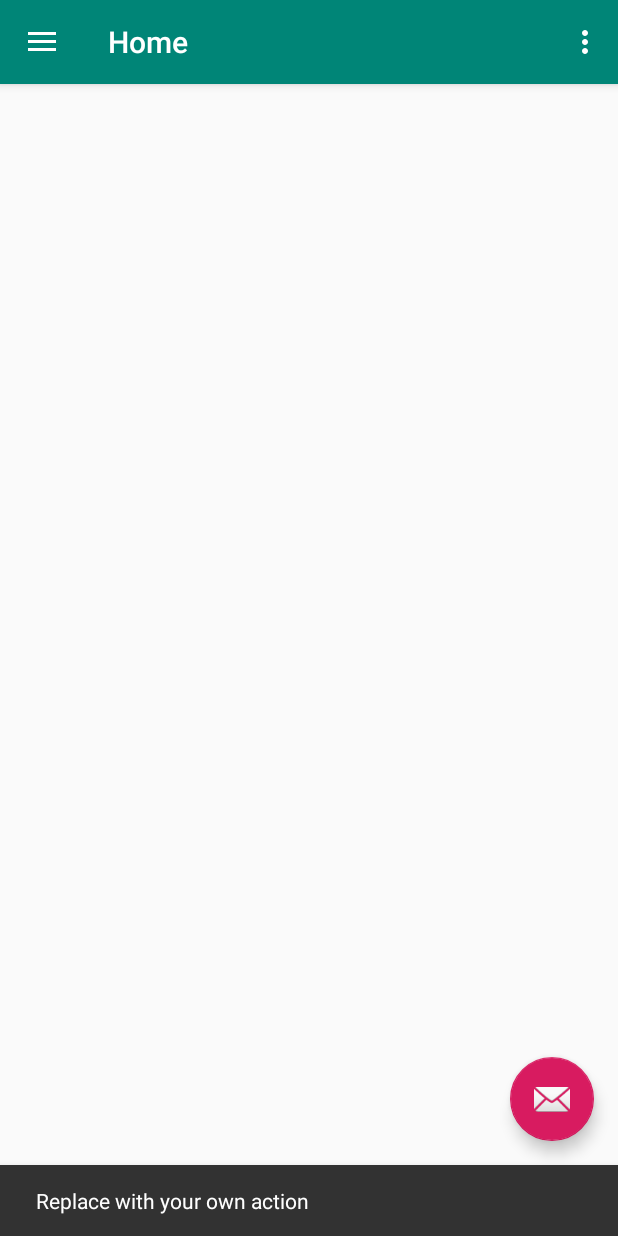
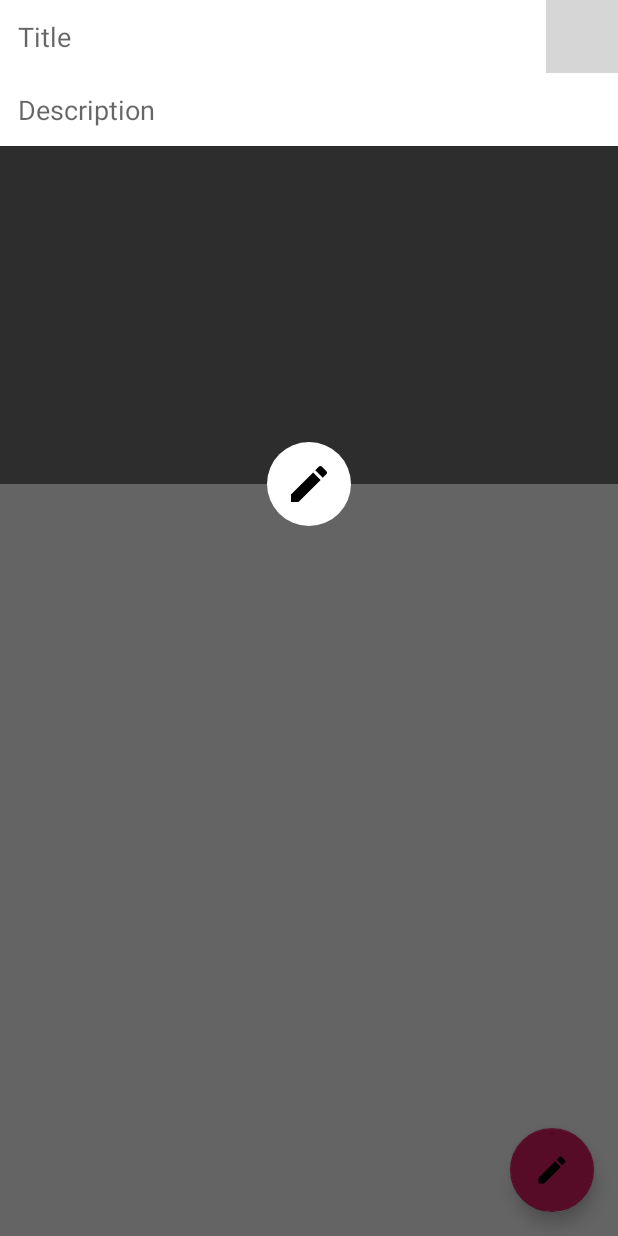
Before and after one commit to techhype/Cryptopediav1, an Android app: the screen it shows after launch once a user with an empty profile is signed in (Home), after a tap on an icon or button, on a phone screen of 412 x 824 dp. Run offline under Robolectric (Android 15) with nearby library versions, the phone set to English and light mode, and no system bars; our stand-ins replace Firebase (no records; nobody signed in at launch, a user with empty details on screens opened directly); pictures from the network do not load; grey boxes are pictures that could not be loaded.

Commit message:
DONE....ADD POST TO STORAGE

```diff
--- a/app/build.gradle
+++ b/app/build.gradle
@@ -37,6 +37,9 @@ dependencies {
     //Firebase Storage
     implementation 'com.google.firebase:firebase-storage:16.0.4'
 
+    //Firebase Storage
+    implementation 'com.google.firebase:firebase-database:16.0.4'
+
     //Glide
     implementation 'com.github.bumptech.glide:glide:4.9.0'
     annotationProcessor 'com.github.bumptech.glide:compiler:4.9.0'
--- a/app/src/main/java/com/example/cryptopedia/Activities/Home.java
+++ b/app/src/main/java/com/example/cryptopedia/Activities/Home.java
@@ -1,11 +1,19 @@
 package com.example.cryptopedia.Activities;
 
+import android.Manifest;
 import android.app.Dialog;
 import android.content.Intent;
+import android.content.pm.PackageManager;
+import android.graphics.Color;
+import android.graphics.drawable.ColorDrawable;
 import android.net.Uri;
 import android.os.Bundle;
+import android.support.annotation.NonNull;
 import android.support.design.widget.FloatingActionButton;
 import android.support.design.widget.Snackbar;
+import android.support.v4.app.ActivityCompat;
+import android.support.v4.content.ContextCompat;
+import android.view.Gravity;
 import android.view.View;
 import android.support.design.widget.NavigationView;
 import android.support.v4.view.GravityCompat;
@@ -18,14 +26,23 @@ import android.view.MenuItem;
 import android.widget.ImageView;
 import android.widget.ProgressBar;
 import android.widget.TextView;
+import android.widget.Toast;
 
 import com.bumptech.glide.Glide;
 import com.example.cryptopedia.Fragments.HomeFragment;
 import com.example.cryptopedia.Fragments.ProfileFragment;
 import com.example.cryptopedia.Fragments.SettingsFragment;
+import com.example.cryptopedia.Models.Post;
 import com.example.cryptopedia.R;
+import com.google.android.gms.tasks.OnFailureListener;
+import com.google.android.gms.tasks.OnSuccessListener;
 import com.google.firebase.auth.FirebaseAuth;
 import com.google.firebase.auth.FirebaseUser;
+import com.google.firebase.database.DatabaseReference;
+import com.google.firebase.database.FirebaseDatabase;
+import com.google.firebase.storage.FirebaseStorage;
+import com.google.firebase.storage.StorageReference;
+import com.google.firebase.storage.UploadTask;
 
 public class Home extends AppCompatActivity
         implements NavigationView.OnNavigationItemSelectedListener {
@@ -54,13 +71,16 @@ public class Home extends AppCompatActivity
         mAuth = FirebaseAuth.getInstance();
         currentUser = mAuth.getCurrentUser();
 
+        // ini popup
+        iniPopup();
+        setupPopupImageClick();
+
 
         FloatingActionButton fab = (FloatingActionButton) findViewById(R.id.fab);
         fab.setOnClickListener(new View.OnClickListener() {
             @Override
             public void onClick(View view) {
-                Snackbar.make(view, "Replace with your own action", Snackbar.LENGTH_LONG)
-                        .setAction("Action", null).show();
+                popAddPost.show();
             }
         });
 
@@ -75,6 +95,228 @@ public class Home extends AppCompatActivity
 
 
         updateNavHeader();
+
+    }
+
+    private void setupPopupImageClick() {
+
+
+        popupPostImage.setOnClickListener(new View.OnClickListener() {
+            @Override
+            public void onClick(View view) {
+                // here when image clicked we need to open the gallery
+                // before we open the gallery we need to check if our app have the access to user files
+                // we did this before in register activity I'm just going to copy the code to save time ...
+
+                checkAndRequestForPermission();
+
+
+            }
+        });
+
+
+
+    }
+
+
+    private void checkAndRequestForPermission() {
+
+
+        if (ContextCompat.checkSelfPermission(Home.this, Manifest.permission.READ_EXTERNAL_STORAGE)
+                != PackageManager.PERMISSION_GRANTED) {
+            if (ActivityCompat.shouldShowRequestPermissionRationale(Home.this, Manifest.permission.READ_EXTERNAL_STORAGE)) {
+
+                Toast.makeText(Home.this,"Please accept for required permission",Toast.LENGTH_SHORT).show();
+
+            }
+
+            else
+            {
+                ActivityCompat.requestPermissions(Home.this,
+                        new String[]{Manifest.permission.READ_EXTERNAL_STORAGE},
+                        PReqCode);
+            }
+
+        }
+        else
+            // everything goes well : we have permission to access user gallery
+            openGallery();
+
+    }
+
+
+
+
+
+    private void openGallery() {
+        //TODO: open gallery intent and wait for user to pick an image !
+
+        Intent galleryIntent = new Intent(Intent.ACTION_GET_CONTENT);
+        galleryIntent.setType("image/*");
+        startActivityForResult(galleryIntent,REQUESCODE);
+    }
+
+
+
+    // when user picked an image ...
+    @Override
+    protected void onActivityResult(int requestCode, int resultCode, Intent data) {
+        super.onActivityResult(requestCode, resultCode, data);
+
+        if (resultCode == RESULT_OK && requestCode == REQUESCODE && data != null ) {
+
+            // the user has successfully picked an image
+            // we need to save its reference to a Uri variable
+            pickedImgUri = data.getData() ;
+            popupPostImage.setImageURI(pickedImgUri);
+
+        }
+
+
+    }
+
+
+
+    private void iniPopup() {
+
+        popAddPost = new Dialog(this);
+        popAddPost.setContentView(R.layout.popup_add_post);
+        popAddPost.getWindow().setBackgroundDrawable(new ColorDrawable(Color.TRANSPARENT));
+        popAddPost.getWindow().setLayout(Toolbar.LayoutParams.MATCH_PARENT,Toolbar.LayoutParams.WRAP_CONTENT);
+        popAddPost.getWindow().getAttributes().gravity = Gravity.TOP;
+
+        // ini popup widgets
+        popupUserImage = popAddPost.findViewById(R.id.popup_user_image);
+        popupPostImage = popAddPost.findViewById(R.id.popup_img);
+        popupTitle = popAddPost.findViewById(R.id.popup_title);
+        popupDescription = popAddPost.findViewById(R.id.popup_description);
+        popupAddBtn = popAddPost.findViewById(R.id.popup_add);
+        popupClickProgress = popAddPost.findViewById(R.id.popup_progressBar);
+
+        // load Current user profile photo
+
+        Glide.with(Home.this).load(currentUser.getPhotoUrl()).into(popupUserImage);
+
+
+        // Add post click Listener
+
+        popupAddBtn.setOnClickListener(new View.OnClickListener() {
+            @Override
+            public void onClick(View view) {
+
+                popupAddBtn.setVisibility(View.INVISIBLE);
+                popupClickProgress.setVisibility(View.VISIBLE);
+
+                // we need to test all input fields (Title and description ) and post image
+
+                if (!popupTitle.getText().toString().isEmpty()
+                        && !popupDescription.getText().toString().isEmpty()
+                        && pickedImgUri != null ) {
+
+                    //everything is okey no empty or null value
+                    // TODO Create Post Object and add it to firebase database
+                    // first we need to upload post Image
+                    // access firebase storage
+                    StorageReference storageReference = FirebaseStorage.getInstance().getReference().child("blog_images");
+                    final StorageReference imageFilePath = storageReference.child(pickedImgUri.getLastPathSegment());
+                    imageFilePath.putFile(pickedImgUri).addOnSuccessListener(new OnSuccessListener<UploadTask.TaskSnapshot>() {
+                        @Override
+                        public void onSuccess(UploadTask.TaskSnapshot taskSnapshot) {
+
+                            imageFilePath.getDownloadUrl().addOnSuccessListener(new OnSuccessListener<Uri>() {
+                                @Override
+                                public void onSuccess(Uri uri) {
+                                    String imageDownlaodLink = uri.toString();
+                                    // create post Object
+                                    Post post = new Post(popupTitle.getText().toString(),
+                                            popupDescription.getText().toString(),
+                                            imageDownlaodLink,
+                                            currentUser.getUid(),
+                                            currentUser.getPhotoUrl().toString());
+
+                                    // Add post to firebase database
+
+                                    addPost(post);
+
+
+
+                                }
+                            }).addOnFailureListener(new OnFailureListener() {
+                                @Override
+                                public void onFailure(@NonNull Exception e) {
+                                    // something goes wrong uploading picture
+
+                                    showMessage(e.getMessage());
+                                    popupClickProgress.setVisibility(View.INVISIBLE);
+                                    popupAddBtn.setVisibility(View.VISIBLE);
+
+
+
+                                }
+                            });
+
+
+                        }
+                    });
+
+
+
+
+
+
+
+
+                }
+                else {
+                    showMessage("Please verify all input fields and choose Post Image") ;
+                    popupAddBtn.setVisibility(View.VISIBLE);
+                    popupClickProgress.setVisibility(View.INVISIBLE);
+
+                }
+
+
+
+            }
+        });
+
+
+
+
+
+    }
+
+
+    private void addPost(Post post) {
+
+        FirebaseDatabase database = FirebaseDatabase.getInstance();
+        DatabaseReference myRef = database.getReference("Posts").push();
+
+        // get post unique ID and upadte post key
+        String key = myRef.getKey();
+        post.setPostKey(key);
+
+
+        // add post data to firebase database
+
+        myRef.setValue(post).addOnSuccessListener(new OnSuccessListener<Void>() {
+            @Override
+            public void onSuccess(Void aVoid) {
+                showMessage("Post Added successfully");
+                popupClickProgress.setVisibility(View.INVISIBLE);
+                popupAddBtn.setVisibility(View.VISIBLE);
+                popAddPost.dismiss();
+            }
+        });
+
+
+
+
+
+    }
+
+    private void showMessage(String message) {
+
+        Toast.makeText(getApplicationContext(),message,Toast.LENGTH_LONG).show();
 
     }
 
--- /dev/null
+++ b/app/src/main/res/drawable/circle_bg.xml
@@ -0,0 +1,8 @@
+<?xml version="1.0" encoding="utf-8"?>
+<shape android:shape="oval"
+    xmlns:android="http://schemas.android.com/apk/res/android">
+
+
+    <solid android:color="#ffffff" />
+
+</shape>
--- /dev/null
+++ b/app/src/main/res/drawable/ic_create_black_24dp.xml
@@ -0,0 +1,9 @@
+<vector xmlns:android="http://schemas.android.com/apk/res/android"
+        android:width="24dp"
+        android:height="24dp"
+        android:viewportWidth="24.0"
+        android:viewportHeight="24.0">
+    <path
+        android:fillColor="#FF000000"
+        android:pathData="M3,17.25V21h3.75L17.81,9.94l-3.75,-3.75L3,17.25zM20.71,7.04c0.39,-0.39 0.39,-1.02 0,-1.41l-2.34,-2.34c-0.39,-0.39 -1.02,-0.39 -1.41,0l-1.83,1.83 3.75,3.75 1.83,-1.83z"/>
+</vector>
--- /dev/null
+++ b/app/src/main/res/drawable/popup_edittext_style.xml
@@ -0,0 +1,8 @@
+<?xml version="1.0" encoding="utf-8"?>
+<shape xmlns:android="http://schemas.android.com/apk/res/android">
+
+    <solid android:color="#ffffff" />
+    <padding android:top="12dp" android:right="12dp" android:left="12dp"
+        android:bottom="12dp" />
+
+</shape>
--- a/app/src/main/res/layout/app_bar_home.xml
+++ b/app/src/main/res/layout/app_bar_home.xml
@@ -28,6 +28,6 @@
         android:layout_height="wrap_content"
         android:layout_gravity="bottom|end"
         android:layout_margin="@dimen/fab_margin"
-        app:srcCompat="@android:drawable/ic_dialog_email" />
+        android:src="@drawable/ic_create_black_24dp" />
 
 </android.support.design.widget.CoordinatorLayout>
--- /dev/null
+++ b/app/src/main/res/layout/popup_add_post.xml
@@ -0,0 +1,89 @@
+<?xml version="1.0" encoding="utf-8"?>
+<android.support.constraint.ConstraintLayout
+    xmlns:android="http://schemas.android.com/apk/res/android"
+    xmlns:app="http://schemas.android.com/apk/res-auto"
+    xmlns:tools="http://schemas.android.com/tools"
+    android:layout_width="match_parent"
+    android:layout_height="wrap_content">
+
+
+    <ImageView
+        android:padding="8dp"
+        android:background="#ffffff"
+        android:id="@+id/popup_user_image"
+        android:layout_width="48dp"
+        android:layout_height="0dp"
+        app:layout_constraintBottom_toTopOf="@+id/popup_description"
+        app:layout_constraintEnd_toEndOf="parent"
+        app:layout_constraintStart_toEndOf="@+id/popup_title"
+        app:layout_constraintTop_toTopOf="parent"
+        tools:srcCompat="@tools:sample/avatars" />
+
+    <EditText
+        android:background="@drawable/popup_edittext_style"
+        android:id="@+id/popup_title"
+        android:layout_width="0dp"
+        android:layout_height="wrap_content"
+        android:ems="10"
+        android:inputType="textPersonName"
+        android:hint="Title"
+        app:layout_constraintEnd_toStartOf="@+id/popup_user_image"
+        app:layout_constraintStart_toStartOf="parent"
+        app:layout_constraintTop_toTopOf="parent" />
+
+    <EditText
+        android:hint="Description"
+        android:background="@drawable/popup_edittext_style"
+        android:id="@+id/popup_description"
+        android:layout_width="0dp"
+        android:layout_height="wrap_content"
+        android:ems="10"
+        android:inputType="textPersonName"
+        app:layout_constraintEnd_toEndOf="parent"
+        app:layout_constraintStart_toStartOf="parent"
+        app:layout_constraintTop_toBottomOf="@+id/popup_title" />
+
+    <ImageView
+        android:background="#2d2d2d"
+
+        android:id="@+id/popup_img"
+        android:layout_width="0dp"
+        android:layout_height="225dp"
+        android:scaleType="centerCrop"
+        app:layout_constraintEnd_toEndOf="parent"
+        app:layout_constraintHorizontal_bias="0.0"
+        app:layout_constraintStart_toStartOf="parent"
+        app:layout_constraintTop_toBottomOf="@+id/popup_description"
+        tools:srcCompat="@tools:sample/backgrounds/scenic" />
+
+    <ImageView
+
+        android:id="@+id/popup_add"
+        android:layout_width="56dp"
+        android:layout_height="56dp"
+        android:layout_marginStart="8dp"
+        android:layout_marginLeft="8dp"
+        android:layout_marginTop="8dp"
+        android:layout_marginEnd="8dp"
+        android:layout_marginRight="8dp"
+        android:background="@drawable/circle_bg"
+        android:padding="12dp"
+        app:layout_constraintBottom_toBottomOf="@+id/popup_img"
+        app:layout_constraintEnd_toEndOf="parent"
+        app:layout_constraintStart_toStartOf="parent"
+        app:layout_constraintTop_toBottomOf="@+id/popup_img"
+        app:srcCompat="@drawable/ic_create_black_24dp" />
+
+    <ProgressBar
+        android:padding="4dp"
+        android:id="@+id/popup_progressBar"
+        style="?android:attr/progressBarStyle"
+        android:layout_width="wrap_content"
+        android:layout_height="wrap_content"
+        android:background="@drawable/circle_bg"
+        android:visibility="invisible"
+        app:layout_constraintBottom_toBottomOf="parent"
+        app:layout_constraintEnd_toEndOf="@+id/popup_add"
+        app:layout_constraintStart_toStartOf="@+id/popup_add"
+        app:layout_constraintTop_toTopOf="@+id/popup_add" />
+</android.support.constraint.ConstraintLayout>
--- /dev/null
+++ b/app/src/main/res/layout/row_post_item.xml
@@ -0,0 +1,6 @@
+<?xml version="1.0" encoding="utf-8"?>
+<android.support.constraint.ConstraintLayout
+    xmlns:android="http://schemas.android.com/apk/res/android" android:layout_width="match_parent"
+    android:layout_height="match_parent">
+
+</android.support.constraint.ConstraintLayout>
```
Also changed, not shown: app/src/main/java/com/example/cryptopedia/Models/Post.java (added, +87 -0 lines).
